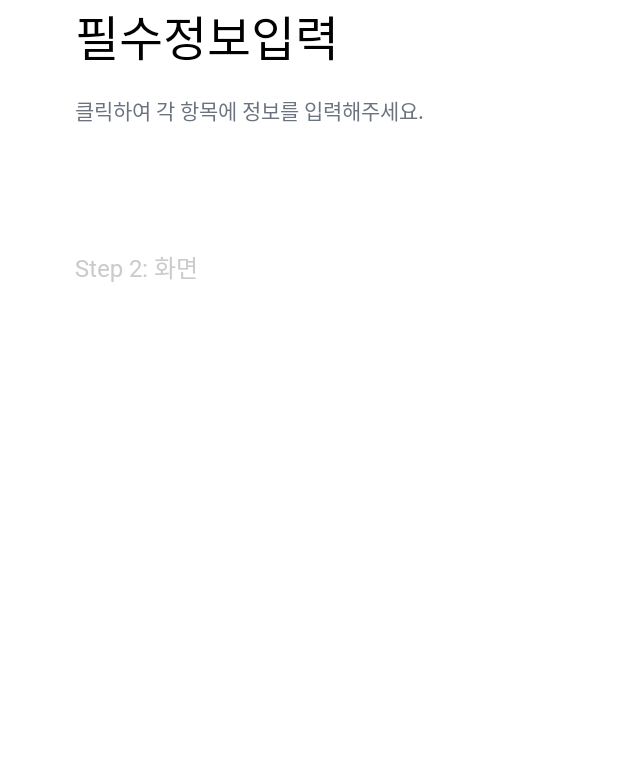
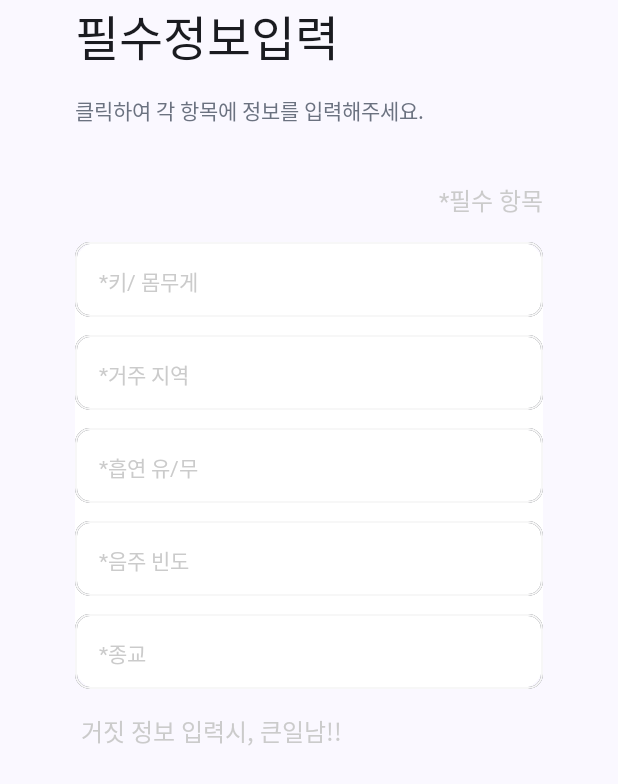
Before and after one commit to ApptiveDev/JapanGirlKoreanBoy, an Android app built with Jetpack Compose: the composable Step2Content shown on its own in the app's theme, on a phone screen of 412 x 824 dp. Shown: the top 784 px of the screen. Run offline under Robolectric (Android 15) with nearby library versions, the phone set to English and light mode, and no system bars; Roboto replaces fonts that are not available here.

Commit message:
feat- 필수정보입력 화면 구현 (#12)
* feat: 필수정보입력 화면 구현

* feat: test

```diff
--- a/frontend/app/src/main/java/com/apptive/japkor/ui/components/requiredinfo/Step2Content.kt
+++ b/frontend/app/src/main/java/com/apptive/japkor/ui/components/requiredinfo/Step2Content.kt
@@ -1,22 +1,58 @@
 package com.apptive.japkor.ui.components.requiredinfo
 
+import androidx.compose.foundation.background
+import androidx.compose.foundation.border
 import androidx.compose.foundation.layout.Arrangement
 import androidx.compose.foundation.layout.Column
+import androidx.compose.foundation.layout.Row
 import androidx.compose.foundation.layout.Spacer
 import androidx.compose.foundation.layout.fillMaxWidth
 import androidx.compose.foundation.layout.height
 import androidx.compose.foundation.layout.padding
+import androidx.compose.foundation.shape.RoundedCornerShape
 import androidx.compose.runtime.Composable
 import androidx.compose.ui.Alignment
 import androidx.compose.ui.Modifier
+import androidx.compose.ui.graphics.Color
+import androidx.compose.ui.tooling.preview.Preview
 import androidx.compose.ui.unit.dp
 import androidx.compose.ui.unit.sp
 import com.apptive.japkor.ui.components.CustomText
 import com.apptive.japkor.ui.components.CustomTextType
 import com.apptive.japkor.ui.theme.CustomColor
 
+
+@Composable
+fun CustomOutlinedTextField(
+    value: String,
+    onValueChange: (String) -> Unit,
+    placeholder: String
+) {
+    androidx.compose.material3.OutlinedTextField(
+        value = value,
+        onValueChange = onValueChange,
+        modifier = Modifier
+            .fillMaxWidth()
+            .height(50.dp)
+            .border(
+                width = 1.dp,
+                color = CustomColor.gray100,
+                shape = RoundedCornerShape(10.dp)
+            ),
+        shape = RoundedCornerShape(10.dp),
+        placeholder = {
+            CustomText(
+                text = placeholder,
+                type = CustomTextType.bodyMedium,
+                color = CustomColor.gray300
+            )
+        }
+    )
+}
+
 @Composable
 fun Step2Content() {
+    val placeholders = listOf("*키/ 몸무게", "*거주 지역", "*흡연 유/무", "*음주 빈도", "*종교")
     Column(
         modifier = Modifier
             .fillMaxWidth()
@@ -34,14 +70,49 @@ fun Step2Content() {
             color = CustomColor.gray400,
             type = CustomTextType.mainRegularSmall,
         )
-        Spacer(modifier = Modifier.height(50.dp))
+        Spacer(modifier = Modifier.height(5.dp))
 
-        // 나이 입력 UI 구현 (예시)
+        Row(
+            modifier = Modifier
+                .fillMaxWidth()
+                .padding(horizontal = 0.dp),
+            horizontalArrangement = Arrangement.End
+        ) {
+            CustomText(
+                text = "*필수 항목",
+                type = CustomTextType.bodyLarge,
+                color = CustomColor.gray300
+            )
+        }
+        Column(
+            modifier = Modifier
+                .fillMaxWidth()
+                .background(Color.White, shape = RoundedCornerShape(16.dp)),
+            horizontalAlignment = Alignment.CenterHorizontally,
+            verticalArrangement = Arrangement.spacedBy(12.dp)
+        ) {
+            placeholders.forEach { placeholder ->
+                CustomOutlinedTextField(
+                    value = "",
+                    onValueChange = {},
+                    placeholder = placeholder
+                )
+            }//
+
+        }
+
         CustomText(
-            text = "Step 2: 화면",
+            text = " 거짓 정보 입력시, 큰일남!!",
             color = CustomColor.gray300,
             type = CustomTextType.bodyLarge,
         )
-        Spacer(modifier = Modifier.height(200.dp))
+
+        Spacer(modifier = Modifier.height(50.dp))
     }
 }
+
+@Preview(showBackground = true)
+@Composable
+fun Step2ContentPreview() {
+    Step2Content()
+}
```
